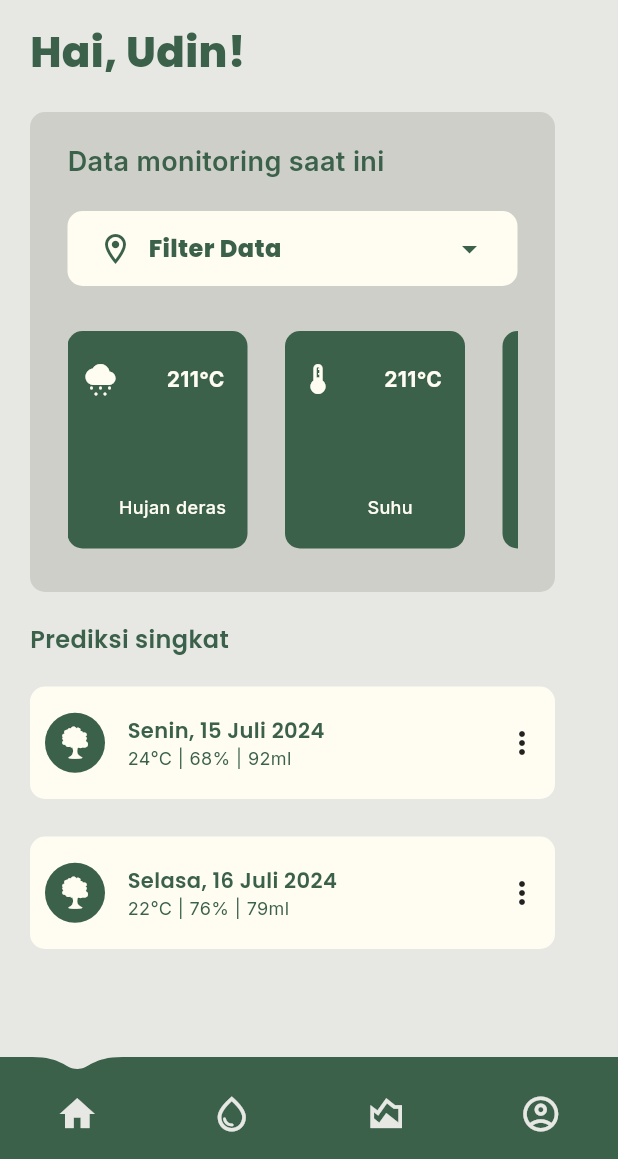
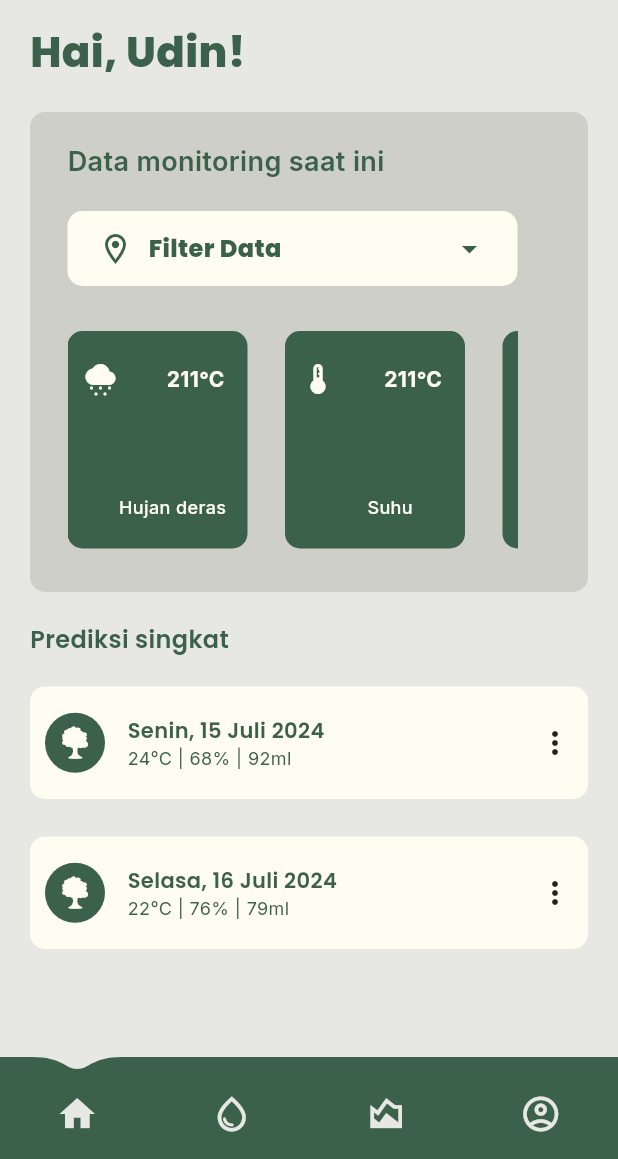
Before and after one commit to udinnn/smart-drip-irrigation, a Flutter app: the Homepage screen opened directly, on a phone screen of 412 x 824 dp, the part 77-1236 px from its top. Run offline on Flutter 3.47's test engine with Material 3 defaults, Android fonts, the phone set to English and light mode, and no system bars; drawn by our look-alikes of water_drop_nav_bar; our stand-ins replace animated_splash_screen, fl_chart, page_transition; project files that could hold a hidden picture were left out.

Commit message:
fixed some padding bugs on smaller screen

```diff
--- a/lib/history_page.dart
+++ b/lib/history_page.dart
@@ -46,7 +46,7 @@ class ControlRecordCard extends StatelessWidget {
   @override
   Widget build(BuildContext context) {
     return Card(
-      margin: const EdgeInsets.all(8.0),
+      margin: const EdgeInsets.only(left: 20.0, right: 20.0, top: 10.0),
       child: Padding(
         padding: const EdgeInsets.all(16.0),
         child: Column(
--- a/lib/quickinfo_page.dart
+++ b/lib/quickinfo_page.dart
@@ -48,11 +48,10 @@ class _DataMonitoringCard extends StatelessWidget {
 
   @override
   Widget build(BuildContext context) {
-    return Positioned(
-      top: 70,
-      left: 20,
+    return Padding(
+      padding: const EdgeInsets.only(left: 20.0, right: 20.0, top: 70),
       child: Container(
-        width: 350,
+        width: 5000,
         height: 320,
         decoration: BoxDecoration(
           borderRadius: BorderRadius.circular(10),
@@ -261,9 +260,8 @@ class _PredictionSection extends StatelessWidget {
 
   @override
   Widget build(BuildContext context) {
-    return const Positioned(
-      top: 410,
-      left: 20,
+    return const Padding(
+      padding: EdgeInsets.only(top: 410, left: 20.0, right: 20.0),
       child: Column(
         crossAxisAlignment: CrossAxisAlignment.start,
         children: [
@@ -297,7 +295,7 @@ class _PredictionCard extends StatelessWidget {
   @override
   Widget build(BuildContext context) {
     return Container(
-      width: 350,
+      width: 5000,
       height: 75,
       decoration: BoxDecoration(
         borderRadius: BorderRadius.circular(10.0),
```
Also changed, not shown: lib/monitoring_page.dart (+4 -3 lines), lib/prediction_page.dart (+5 -7 lines), lib/selectionmenu_page.dart (+5 -4 lines).
